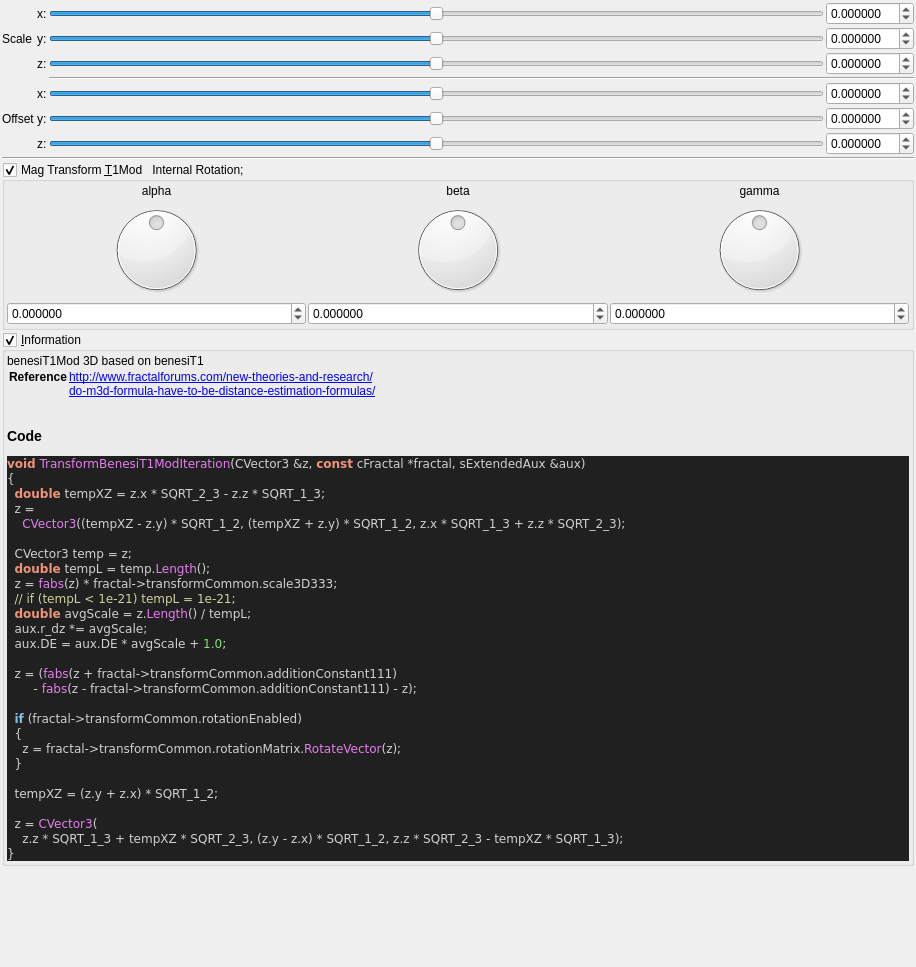
Qt form mandelbulber2/qt_data/fractal_transf_benesi_T1Mod.ui (buddhi1980/mandelbulber2) before a commit.
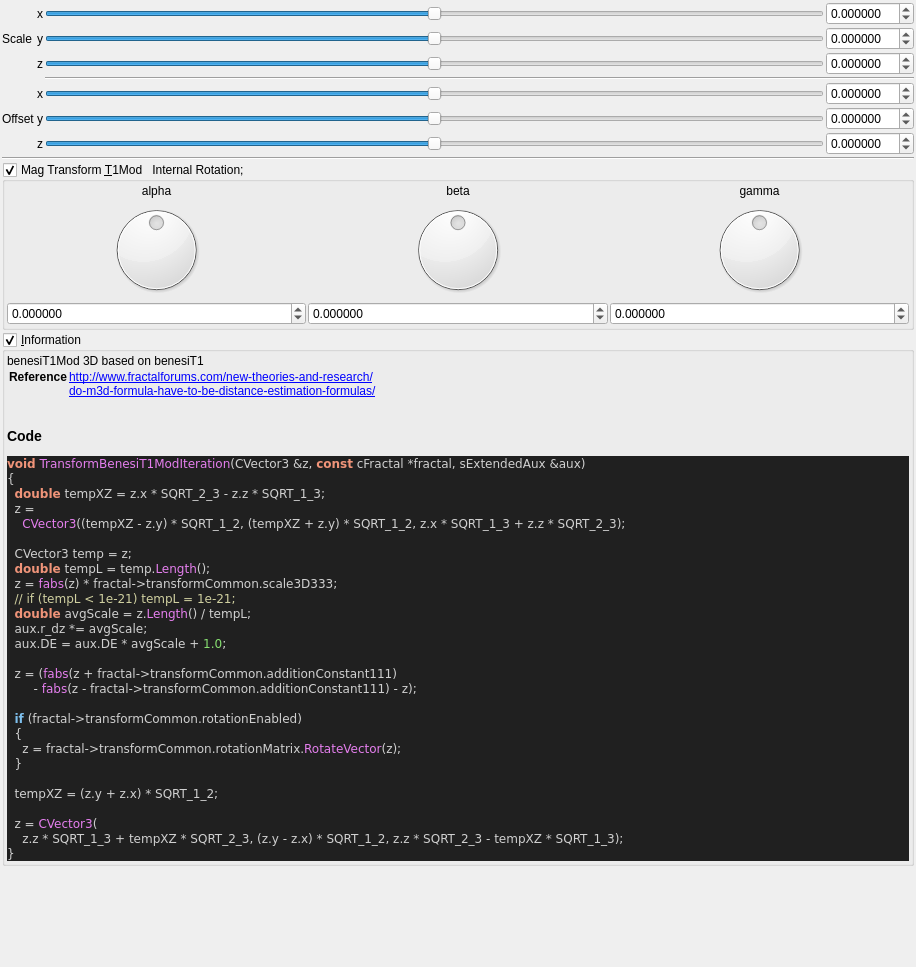
The same form after that commit. Custom widgets are drawn as their Qt base class.

Diff of the .ui file:
```diff
--- a/mandelbulber2/qt_data/fractal_transf_benesi_T1Mod.ui
+++ b/mandelbulber2/qt_data/fractal_transf_benesi_T1Mod.ui
@@ -386,42 +386,42 @@
      <item row="0" column="2">
       <widget class="QLabel" name="label_252">
        <property name="text">
-        <string>x:</string>
+        <string notr="true">x</string>
        </property>
       </widget>
      </item>
      <item row="1" column="2">
       <widget class="QLabel" name="label_254">
        <property name="text">
-        <string>y:</string>
+        <string notr="true">y</string>
        </property>
       </widget>
      </item>
      <item row="4" column="2">
       <widget class="QLabel" name="label_256">
        <property name="text">
-        <string>x:</string>
+        <string notr="true">x</string>
        </property>
       </widget>
      </item>
      <item row="5" column="2">
       <widget class="QLabel" name="label_259">
        <property name="text">
-        <string>y:</string>
+        <string notr="true">y</string>
        </property>
       </widget>
      </item>
      <item row="2" column="2">
       <widget class="QLabel" name="label_260">
        <property name="text">
-        <string>z:</string>
+        <string notr="true">z</string>
        </property>
       </widget>
      </item>
      <item row="6" column="2">
       <widget class="QLabel" name="label_261">
        <property name="text">
-        <string>z:</string>
+        <string notr="true">z</string>
        </property>
       </widget>
      </item>
```
Left out of the diff: 6 changed lines with no effect on the pictures.
